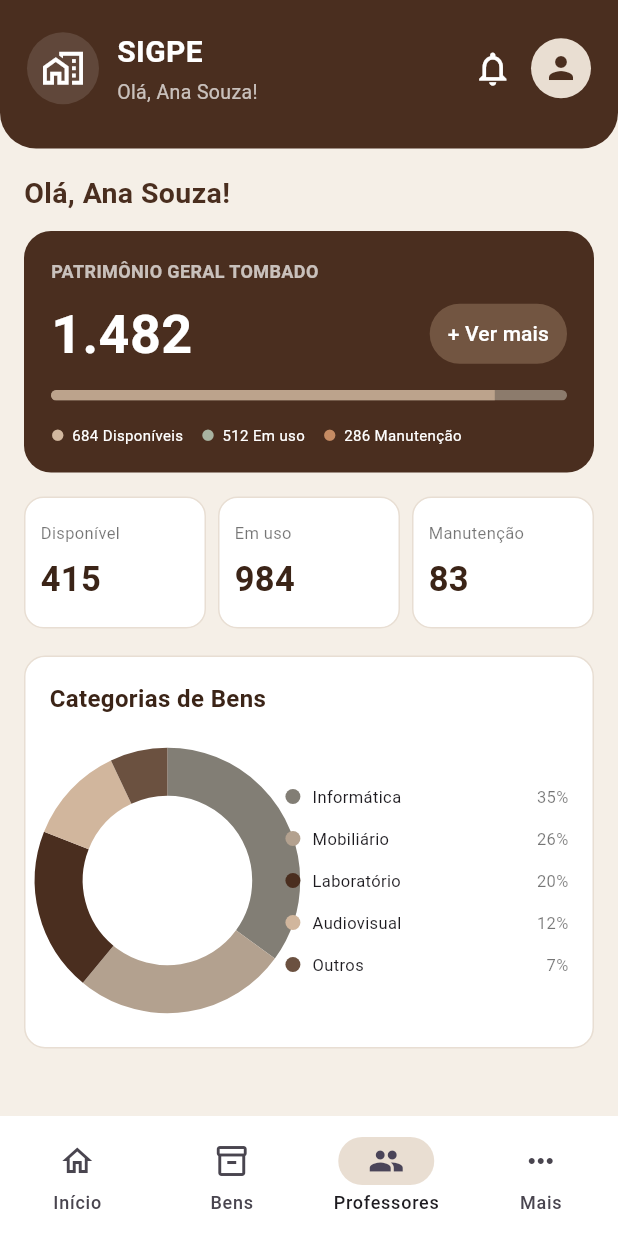
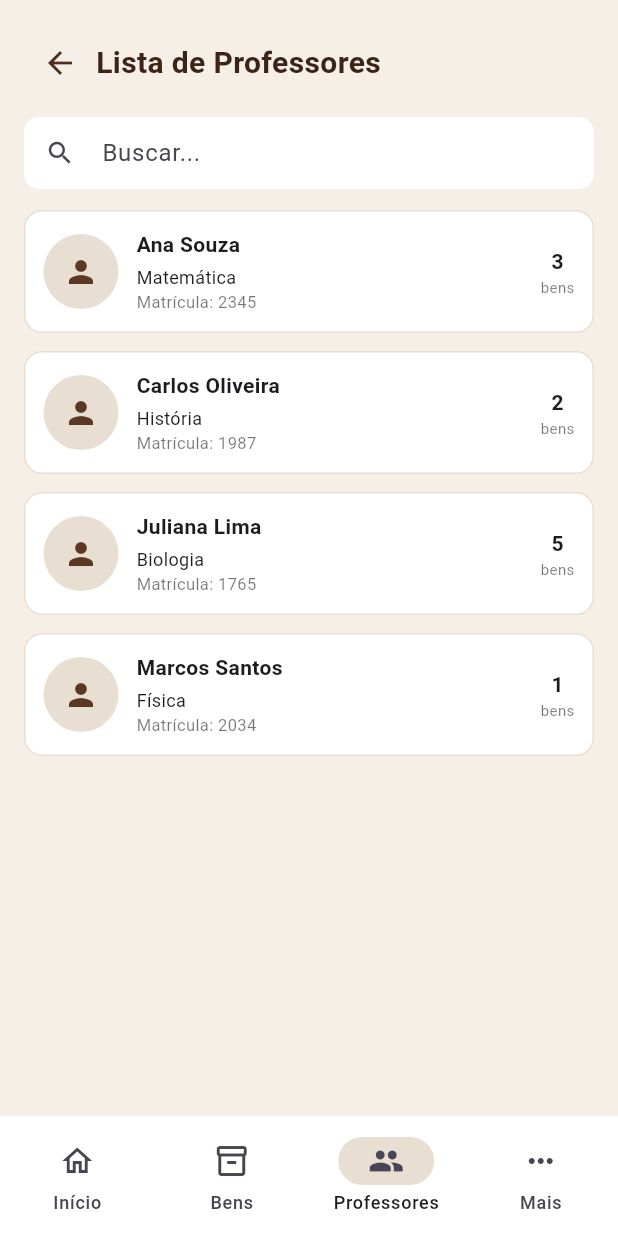
Before and after one commit to projeto-sigpe/sigpe, a Flutter app: the Dashboard screen opened directly, item 3 of the bottom bar chosen, on a phone screen of 412 x 824 dp. Run offline on Flutter 3.47's test engine with Material 3 defaults, Android fonts, the phone set to English and light mode, and no system bars; our stand-ins replace device_preview.

Commit message:
pagina de listtar professores

```diff
--- a/lib/contents/app_search.dart
+++ b/lib/contents/app_search.dart
@@ -10,6 +10,7 @@ class AppSearch extends StatelessWidget {
     this.hint = 'Buscar...',
     this.controller,
     this.onChanged,
+    required String hintText,
   });
 
   @override
@@ -21,17 +22,12 @@ class AppSearch extends StatelessWidget {
       decoration: InputDecoration(
         hintText: hint,
 
-        prefixIcon: const Icon(
-          Icons.search,
-          size: 20,
-        ),
+        prefixIcon: const Icon(Icons.search, size: 20),
 
         filled: true,
         fillColor: Colors.white,
 
-        contentPadding: const EdgeInsets.symmetric(
-          vertical: 10,
-        ),
+        contentPadding: const EdgeInsets.symmetric(vertical: 10),
 
         border: OutlineInputBorder(
           borderRadius: BorderRadius.circular(10),
--- a/lib/views/dashboard.dart
+++ b/lib/views/dashboard.dart
@@ -1,4 +1,5 @@
 import 'package:flutter/material.dart';
+import 'package:sigpe/views/professores_page.dart';
 
 import '../contents/bottom_nav.dart';
 import '../contents/section_card.dart';
@@ -66,9 +67,16 @@ class _DashboardState extends State<Dashboard> {
       bottomNavigationBar: AppBottomNav(
         currentIndex: _currentIndex,
         onTap: (index) {
-          setState(() {
-            _currentIndex = index;
-          });
+          if (index == 2) {
+            Navigator.push(
+              context,
+              MaterialPageRoute(builder: (context) => const ProfessoresPage()),
+            );
+          } else {
+            setState(() {
+              _currentIndex = index;
+            });
+          }
         },
       ),
     );
--- /dev/null
+++ b/lib/views/professores_page.dart
@@ -0,0 +1,123 @@
+import 'package:flutter/material.dart';
+import 'package:sigpe/contents/app_search.dart';
+import 'package:sigpe/contents/bottom_nav.dart';
+import 'package:sigpe/contents/professor_card.dart';
+
+class ProfessoresPage extends StatefulWidget {
+  const ProfessoresPage({super.key});
+
+  @override
+  State<ProfessoresPage> createState() => _ProfessoresPageState();
+}
+
+class _ProfessoresPageState extends State<ProfessoresPage> {
+  int _currentIndex = 2;
+  String _busca = '';
+
+  final List<Map<String, dynamic>> professores = [
+    {
+      'nome': 'Ana Souza',
+      'disciplina': 'Matemática',
+      'matricula': '2345',
+      'quantidadeBens': 3,
+    },
+    {
+      'nome': 'Carlos Oliveira',
+      'disciplina': 'História',
+      'matricula': '1987',
+      'quantidadeBens': 2,
+    },
+    {
+      'nome': 'Juliana Lima',
+      'disciplina': 'Biologia',
+      'matricula': '1765',
+      'quantidadeBens': 5,
+    },
+    {
+      'nome': 'Marcos Santos',
+      'disciplina': 'Física',
+      'matricula': '2034',
+      'quantidadeBens': 1,
+    },
+  ];
+
+  @override
+  Widget build(BuildContext context) {
+    final filtrados = professores.where((professor) {
+      final nome = professor['nome'].toString().toLowerCase();
+      return nome.contains(_busca.toLowerCase());
+    }).toList();
+
+    return Scaffold(
+      backgroundColor: const Color(0xFFF5EFE7),
+      body: SafeArea(
+        child: Column(
+          children: [
+            Padding(
+              padding: const EdgeInsets.fromLTRB(16, 18, 16, 12),
+              child: Row(
+                children: [
+                  IconButton(
+                    onPressed: () => Navigator.pop(context),
+                    icon: const Icon(
+                      Icons.arrow_back,
+                      color: Color(0xFF4A2E1F),
+                    ),
+                  ),
+                  const Expanded(
+                    child: Text(
+                      'Lista de Professores',
+                      style: TextStyle(
+                        fontSize: 20,
+                        fontWeight: FontWeight.bold,
+                        color: Color(0xFF3B2417),
+                      ),
+                    ),
+                  ),
+                ],
+              ),
+            ),
+
+            Padding(
+              padding: const EdgeInsets.symmetric(horizontal: 16),
+              child: AppSearch(
+                hintText: 'Buscar professor...',
+                onChanged: (valor) {
+                  setState(() => _busca = valor);
+                },
+              ),
+            ),
+
+            const SizedBox(height: 14),
+
+            Expanded(
+              child: filtrados.isEmpty
+                  ? const Center(child: Text('Nenhum professor encontrado.'))
+                  : ListView.separated(
+                      padding: const EdgeInsets.fromLTRB(16, 0, 16, 16),
+                      itemCount: filtrados.length,
+                      separatorBuilder: (_, __) => const SizedBox(height: 12),
+                      itemBuilder: (context, index) {
+                        final professor = filtrados[index];
+
+                        return ProfessorCard(
+                          nome: professor['nome'],
+                          disciplina: professor['disciplina'],
+                          matricula: professor['matricula'],
+                          quantidadeBens: professor['quantidadeBens'],
+                        );
+                      },
+                    ),
+            ),
+          ],
+        ),
+      ),
+      bottomNavigationBar: AppBottomNav(
+        currentIndex: _currentIndex,
+        onTap: (index) {
+          setState(() => _currentIndex = index);
+        },
+      ),
+    );
+  }
+}
```
